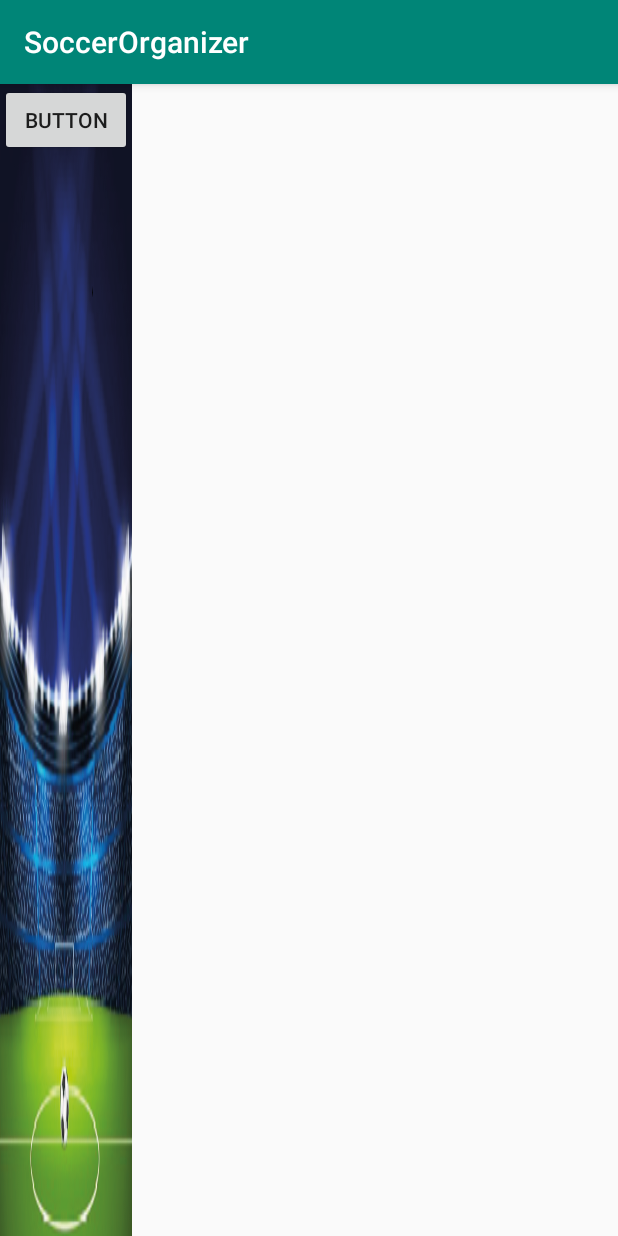
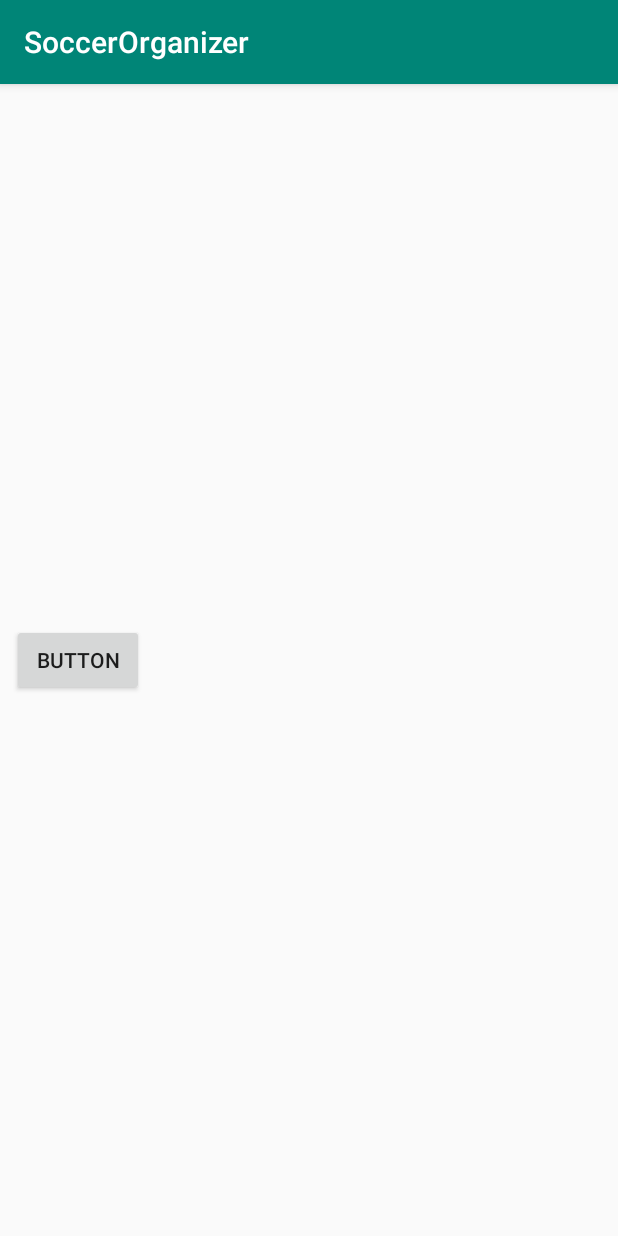
Before and after one commit to MoisesDM/SoccerOrganizer, an Android app: the screen it shows after launch (MainActivity), on a phone screen of 412 x 824 dp. Run offline under Robolectric (Android 15) with nearby library versions, the phone set to English and light mode, and no system bars.

Commit message:
Agrege boton

```diff
--- a/app/src/main/res/layout/activity_main.xml
+++ b/app/src/main/res/layout/activity_main.xml
@@ -4,14 +4,19 @@
     xmlns:tools="http://schemas.android.com/tools"
     android:layout_width="wrap_content"
     android:layout_height="match_parent"
-    android:background="@drawable/fondo1"
     tools:context=".MainActivity">
 
     <Button
         android:id="@+id/botton1"
         android:layout_width="wrap_content"
         android:layout_height="wrap_content"
+        android:layout_marginStart="8dp"
+        android:layout_marginTop="8dp"
+        android:layout_marginEnd="8dp"
+        android:layout_marginBottom="8dp"
         android:text="Button"
-        tools:layout_editor_absoluteX="113dp"
-        tools:layout_editor_absoluteY="153dp" />
+        app:layout_constraintBottom_toBottomOf="parent"
+        app:layout_constraintEnd_toEndOf="parent"
+        app:layout_constraintStart_toStartOf="parent"
+        app:layout_constraintTop_toTopOf="parent" />
 </android.support.constraint.ConstraintLayout>
```
